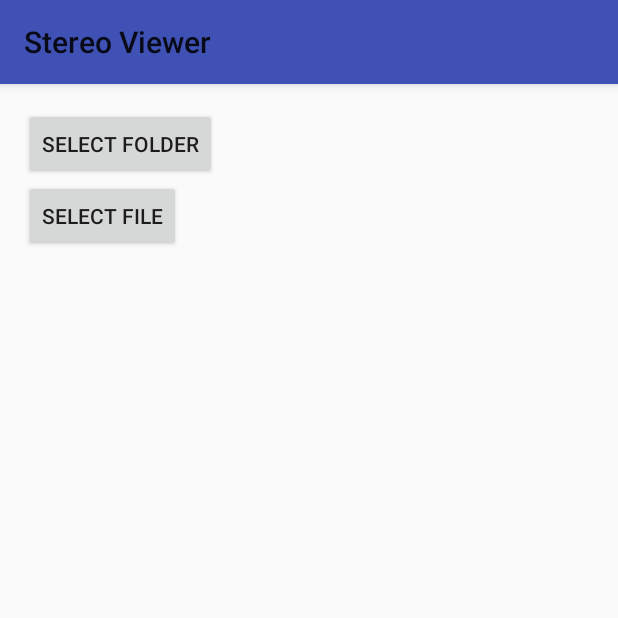
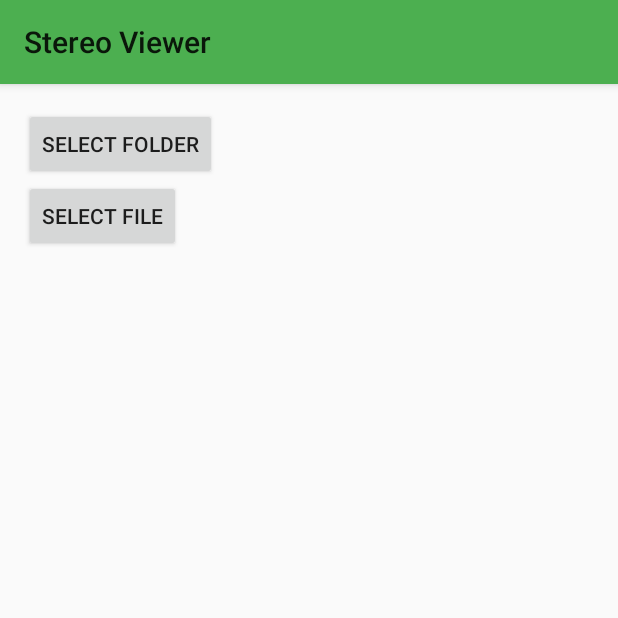
Before and after one commit to ribbons/StereoViewer, an Android app: the screen it shows after launch (MainActivity), on a phone screen of 412 x 824 dp, the top half of it. Run offline under Robolectric (Android 15) with nearby library versions, the phone set to English and light mode, and no system bars.

Commit message:
Add launcher icon & change theme colours
Add a launcher icon based on the glasses icon from
https://materialdesignicons.com/icon/glasses, with a circular
background, colours & shadows etc. as suggested by the design guide.
Also change the theme colour for the app to green so that it matches the
new icon.

```diff
--- a/app/src/main/res/values/colors.xml
+++ b/app/src/main/res/values/colors.xml
@@ -1,7 +1,7 @@
 <?xml version="1.0" encoding="utf-8"?>
 <resources>
-    <color name="colorPrimary">#3F51B5</color>
-    <color name="colorPrimaryDark">#303F9F</color>
-    <color name="colorAccent">#FF4081</color>
+    <color name="colorPrimary">#4caf50</color>
+    <color name="colorPrimaryDark">#44964b</color>
+    <color name="colorAccent">#9C27B0</color>
     <color name="blackOverlay">#66000000</color>
 </resources>
```
Also changed, not shown: app/src/main/ic_launcher-web.png (added), app/src/main/res/mipmap-hdpi/ic_launcher.png, app/src/main/res/mipmap-mdpi/ic_launcher.png, app/src/main/res/mipmap-xhdpi/ic_launcher.png, app/src/main/res/mipmap-xxhdpi/ic_launcher.png, app/src/main/res/mipmap-xxxhdpi/ic_launcher.png, 1 other file.
